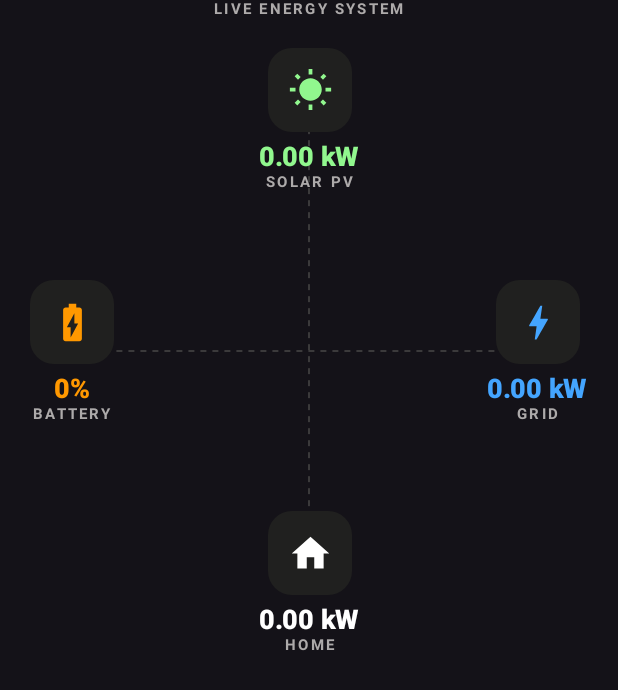
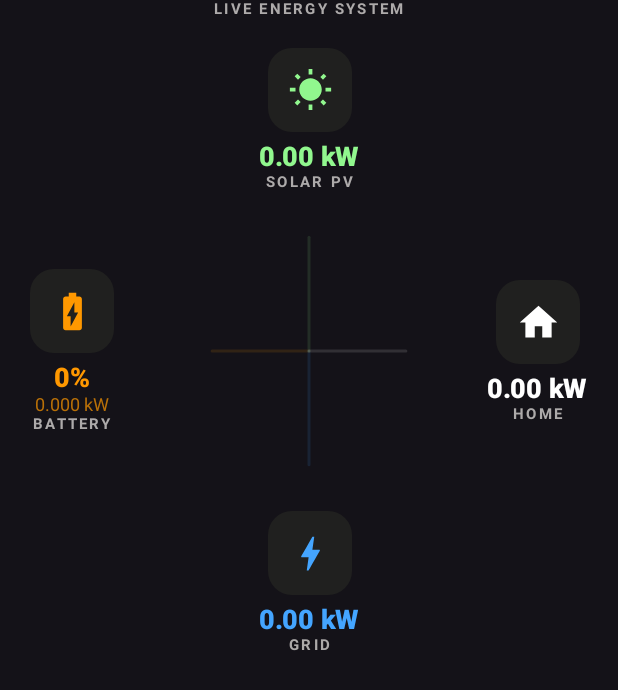
Before and after one commit to migruiz/pv, an Android app built with Jetpack Compose: the composable EnergyFlowSection shown on its own in the app's theme, on a phone screen of 412 x 824 dp. Shown: the top 690 px of the screen. Run offline under Robolectric (Android 15) with nearby library versions, the phone set to English and light mode, and no system bars.

Commit message:
Add /dashboard endpoint, animated energy flow, and fix grid direction
- New /dashboard API endpoint combining status + battery + flow data
  with parsed node values and energy direction indicators
- Fix grid import/export logic (buy = grid buys from you = exporting)
- Animated particle stream in energy flow diagram (3 staggered glowing
  dots per path with pulsing halos)
- Battery node shows SOC + power + charging/discharging direction
- Grid node shows power + import/export direction
- Switch app to localhost with adb reverse for physical device testing

Co-Authored-By: Claude Opus 4.6 (1M context) <noreply@anthropic.com>

```diff
--- a/app/app/src/main/java/ovh/tenjo/pv/ui/DashboardScreen.kt
+++ b/app/app/src/main/java/ovh/tenjo/pv/ui/DashboardScreen.kt
@@ -1,5 +1,6 @@
 package ovh.tenjo.pv.ui
 
+import androidx.compose.animation.core.*
 import androidx.compose.foundation.Canvas
 import androidx.compose.foundation.background
 import androidx.compose.foundation.layout.*
@@ -18,7 +19,6 @@ import androidx.compose.ui.Alignment
 import androidx.compose.ui.Modifier
 import androidx.compose.ui.geometry.Offset
 import androidx.compose.ui.graphics.Color
-import androidx.compose.ui.graphics.PathEffect
 import androidx.compose.ui.graphics.StrokeCap
 import androidx.compose.ui.graphics.drawscope.Stroke
 import androidx.compose.ui.graphics.vector.ImageVector
@@ -112,6 +112,22 @@ private fun TopBar() {
 
 @Composable
 private fun EnergyFlowSection(state: DashboardState) {
+    val infiniteTransition = rememberInfiniteTransition(label = "flow")
+
+    // Three staggered particles per path — slower with wider spacing
+    val duration = 3500
+    val spacing = duration / 3
+    val p1 by infiniteTransition.animateFloat(0f, 1f, infiniteRepeatable(tween(duration, easing = LinearEasing)), label = "p1")
+    val p2 by infiniteTransition.animateFloat(0f, 1f, infiniteRepeatable(tween(duration, easing = LinearEasing), initialStartOffset = StartOffset(spacing)), label = "p2")
+    val p3 by infiniteTransition.animateFloat(0f, 1f, infiniteRepeatable(tween(duration, easing = LinearEasing), initialStartOffset = StartOffset(spacing * 2)), label = "p3")
+
+    // Glow pulse
+    val glowAlpha by infiniteTransition.animateFloat(
+        0.15f, 0.45f,
+        infiniteRepeatable(tween(2000, easing = FastOutSlowInEasing), RepeatMode.Reverse),
+        label = "glow",
+    )
+
     Column(horizontalAlignment = Alignment.CenterHorizontally) {
         Text(
             "LIVE ENERGY SYSTEM",
@@ -127,14 +143,98 @@ private fun EnergyFlowSection(state: DashboardState) {
                 .padding(horizontal = 16.dp),
             contentAlignment = Alignment.Center,
         ) {
-            // Dashed cross lines
-            val lineColor = OutlineVariant
+            val primaryColor = MaterialTheme.colorScheme.primary
+            val secondaryColor = MaterialTheme.colorScheme.secondary
+            val tertiaryColor = GridBlue
+            val homeColor = Color.White
+
             Canvas(Modifier.fillMaxSize()) {
                 val cx = size.width / 2
                 val cy = size.height / 2
-                val dash = PathEffect.dashPathEffect(floatArrayOf(6f, 6f))
-                drawLine(lineColor, Offset(cx, size.height * 0.12f), Offset(cx, size.height * 0.88f), strokeWidth = 1.5f, pathEffect = dash)
-                drawLine(lineColor, Offset(size.width * 0.12f, cy), Offset(size.width * 0.88f, cy), strokeWidth = 1.5f, pathEffect = dash)
+                val nodeOffset = size.width * 0.18f
+
+                val topY = size.height * 0.15f + nodeOffset
+                val bottomY = size.height * 0.85f - nodeOffset
+                val leftX = size.width * 0.15f + nodeOffset
+                val rightX = size.width * 0.85f - nodeOffset
+
+                val dotR = 4.dp.toPx()
+                val glowR = 12.dp.toPx()
+                val lineWidth = 2.dp.toPx()
+
+                // Helper to draw a glowing line between two points
+                fun drawFlowLine(from: Offset, to: Offset, color: Color, active: Boolean) {
+                    // Faint base line always visible
+                    drawLine(color.copy(alpha = 0.12f), from, to, strokeWidth = lineWidth, cap = StrokeCap.Round)
+                    if (active) {
+                        // Brighter active line
+                        drawLine(color.copy(alpha = 0.35f), from, to, strokeWidth = lineWidth, cap = StrokeCap.Round)
+                    }
+                }
+
+                // Helper to draw a stream of 3 glowing particles along a path
+                fun drawParticleStream(
+                    from: Offset, to: Offset, color: Color,
+                    prog1: Float, prog2: Float, prog3: Float,
+                ) {
+                    listOf(prog1, prog2, prog3).forEach { t ->
+                        val pos = Offset(
+                            from.x + (to.x - from.x) * t,
+                            from.y + (to.y - from.y) * t,
+                        )
+                        // Outer glow
+                        drawCircle(color.copy(alpha = glowAlpha * 0.5f), glowR, pos)
+                        // Bright core
+                        drawCircle(color, dotR, pos)
+                        // Hot center
+                        drawCircle(Color.White.copy(alpha = 0.6f), dotR * 0.45f, pos)
+                    }
+                }
+
+                val center = Offset(cx, cy)
+                val topPt = Offset(cx, topY)
+                val bottomPt = Offset(cx, bottomY)
+                val leftPt = Offset(leftX, cy)
+                val rightPt = Offset(rightX, cy)
+
+                val pvActive = state.pvPowerKw > 0.01
+                val battActive = state.batteryPowerKw > 0.005
+                val homeActive = state.homePowerKw > 0.01
+                val gridActive = state.gridPowerKw > 0.01
+
+                // Draw lines
+                drawFlowLine(topPt, center, primaryColor, pvActive)
+                drawFlowLine(leftPt, center, secondaryColor, battActive)
+                drawFlowLine(center, rightPt, homeColor, homeActive)
+                drawFlowLine(center, bottomPt, tertiaryColor, gridActive)
+
+                // PV particles (top → center)
+                if (pvActive) {
+                    drawParticleStream(topPt, center, primaryColor, p1, p2, p3)
+                }
+
+                // Battery particles
+                if (battActive) {
+                    if (state.batteryCharging) {
+                        drawParticleStream(center, leftPt, secondaryColor, p1, p2, p3)
+                    } else {
+                        drawParticleStream(leftPt, center, secondaryColor, p1, p2, p3)
+                    }
+                }
+
+                // Home particles (center → right)
+                if (homeActive) {
+                    drawParticleStream(center, rightPt, homeColor, p1, p2, p3)
+                }
+
+                // Grid particles
+                if (gridActive) {
+                    if (state.gridImporting) {
+                        drawParticleStream(bottomPt, center, tertiaryColor, p1, p2, p3)
+                    } else {
+                        drawParticleStream(center, bottomPt, tertiaryColor, p1, p2, p3)
+                    }
+                }
             }
 
             // PV — Top
@@ -145,29 +245,32 @@ private fun EnergyFlowSection(state: DashboardState) {
                 label = "SOLAR PV",
                 color = MaterialTheme.colorScheme.primary,
             )
-            // Battery — Left
+            // Battery — Left (show SOC + power + direction)
+            val battDir = if (state.batteryCharging) "▲ charging" else "▼ discharging"
             EnergyNode(
                 modifier = Modifier.align(Alignment.CenterStart).padding(start = 4.dp),
                 icon = Icons.Default.BatteryChargingFull,
                 value = "%.0f%%".format(state.batterySoc),
-                label = "BATTERY",
+                subtitle = "%.3f kW".format(state.batteryPowerKw),
+                label = if (state.batteryPowerKw > 0.005) battDir else "BATTERY",
                 color = MaterialTheme.colorScheme.secondary,
             )
-            // Grid — Right
+            // Home — Right
             EnergyNode(
                 modifier = Modifier.align(Alignment.CenterEnd).padding(end = 4.dp),
-                icon = Icons.Default.Bolt,
-                value = "%.2f kW".format(state.gridPowerKw),
-                label = "GRID",
-                color = GridBlue,
-            )
-            // Home — Bottom
-            EnergyNode(
-                modifier = Modifier.align(Alignment.BottomCenter).padding(bottom = 4.dp),
                 icon = Icons.Default.Home,
                 value = "%.2f kW".format(state.homePowerKw),
                 label = "HOME",
                 color = MaterialTheme.colorScheme.onSurface,
+            )
+            // Grid — Bottom (show power + direction)
+            val gridDir = if (state.gridImporting) "↓ import" else "↑ export"
+            EnergyNode(
+                modifier = Modifier.align(Alignment.BottomCenter).padding(bottom = 4.dp),
+                icon = Icons.Default.Bolt,
+                value = "%.2f kW".format(state.gridPowerKw),
+                label = if (state.gridPowerKw > 0.01) gridDir else "GRID",
+                color = GridBlue,
             )
         }
     }
@@ -178,6 +281,7 @@ private fun EnergyNode(
     modifier: Modifier = Modifier,
     icon: ImageVector,
     value: String,
+    subtitle: String? = null,
     label: String,
     color: Color,
 ) {
@@ -199,6 +303,13 @@ private fun EnergyNode(
             style = MaterialTheme.typography.headlineSmall.copy(fontWeight = FontWeight.ExtraBold),
             color = color,
         )
+        if (subtitle != null) {
+            Text(
+                subtitle,
+                style = MaterialTheme.typography.bodySmall,
+                color = color.copy(alpha = 0.7f),
+            )
+        }
         Text(
             label,
             style = MaterialTheme.typography.labelSmall,
```
Also changed, not shown: app/app/src/main/java/ovh/tenjo/pv/MainActivity.kt (+3 -4 lines), app/app/src/main/java/ovh/tenjo/pv/SolarViewModel.kt (+20 -21 lines), app/app/src/main/java/ovh/tenjo/pv/api/SolarApi.kt (+20 -0 lines), 1 other file.
